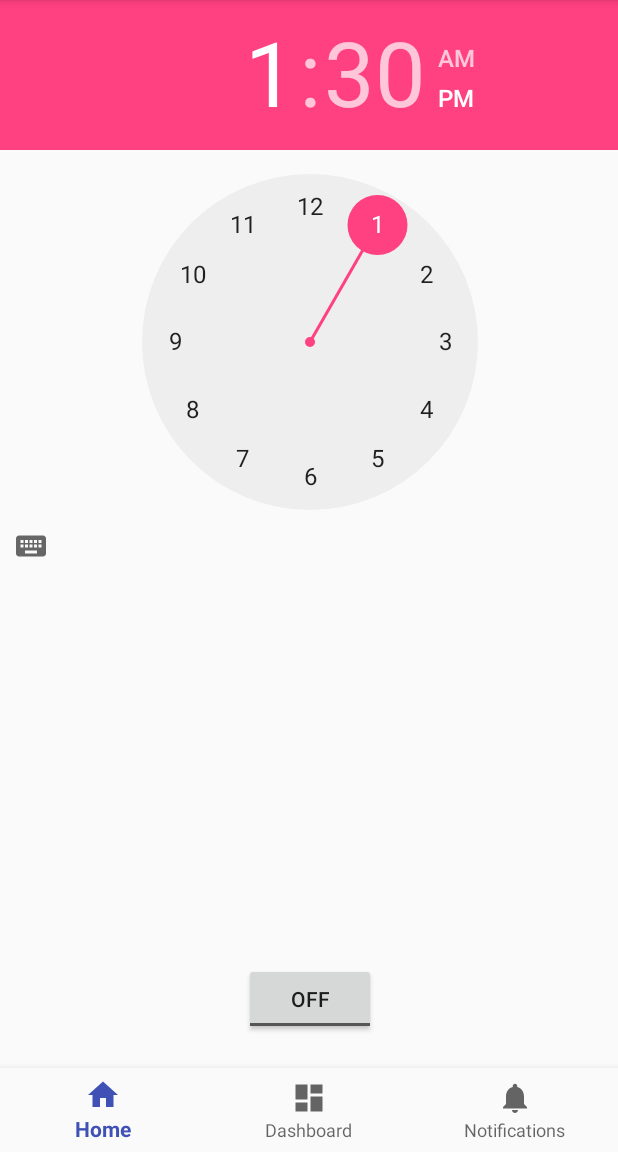
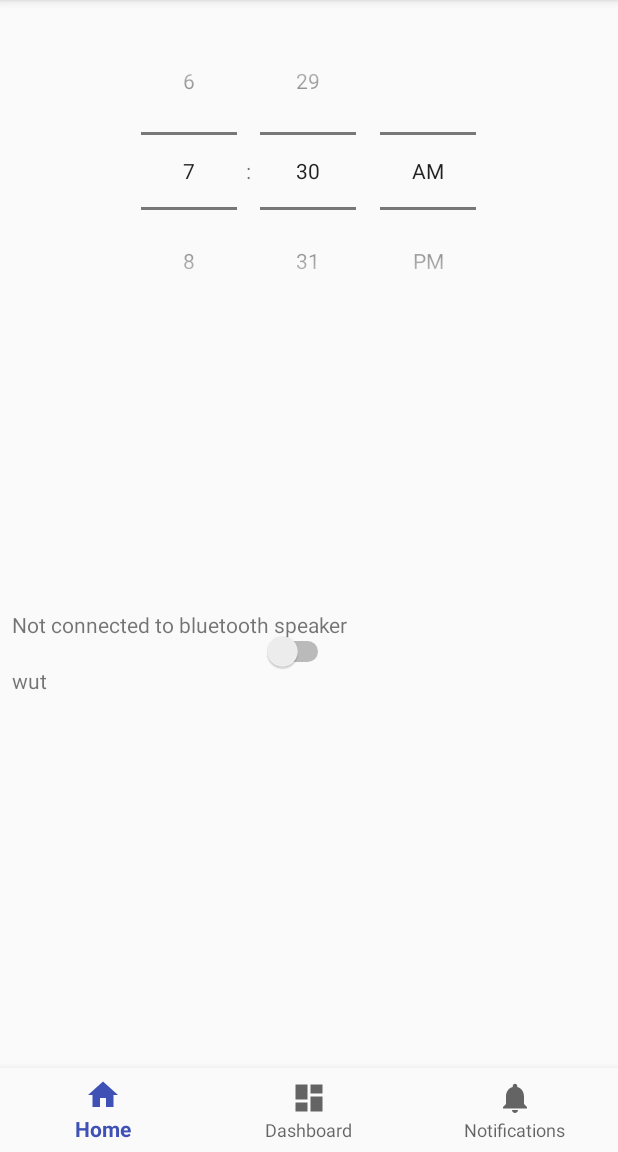
Before and after one commit to bjornwilliam/MrWakup, an Android app: the screen it shows after launch (MainActivity), on a phone screen of 412 x 824 dp, the part 84-1236 px from its top. Run offline under Robolectric (Android 15) with nearby library versions, the phone set to English and light mode, and no system bars.

Commit message:
just experimenting with layouts / updating text views

```diff
--- a/app/src/main/java/wakeup/mrwakeup/AlarmFragment.java
+++ b/app/src/main/java/wakeup/mrwakeup/AlarmFragment.java
@@ -16,6 +16,8 @@ import android.support.v4.content.LocalBroadcastManager;
 import android.view.LayoutInflater;
 import android.view.View;
 import android.view.ViewGroup;
+import android.widget.Switch;
+import android.widget.TextView;
 import android.widget.TimePicker;
 import android.widget.ToggleButton;
 
@@ -120,7 +122,7 @@ public class AlarmFragment extends Fragment implements View.OnClickListener{
                     mediaPlayer = MediaPlayer.create(getContext(), R.raw.divi);
                     mediaPlayer.start();
                 }
-            },300, TimeUnit.SECONDS);
+            }, delay.getTimeInMillis(), TimeUnit.MILLISECONDS);
                   //  delay.getTimeInMillis(),TimeUnit.MILLISECONDS);
 
 
@@ -132,15 +134,23 @@ public class AlarmFragment extends Fragment implements View.OnClickListener{
                              Bundle savedInstanceState) {
         // Inflate the layout for this fragment
         View view = inflater.inflate(R.layout.fragment_alarm, container, false);
-        ToggleButton alarmToggle = (ToggleButton) view.findViewById(R.id.toggleButton);
+        Switch alarmToggle = (Switch) view.findViewById(R.id.switchAlarm);
         alarmToggle.setOnClickListener(this);
         alarmTimePicker = (TimePicker) view.findViewById(R.id.timePicker);
+        alarmTimePicker.setHour(7);
+        alarmTimePicker.setMinute(30);
+
+        TextView nrOfConnectedLights = view.findViewById(R.id.textViewNrOfLightsConn);
+        nrOfConnectedLights.setText("Nr of connected lights: 0");
+
+        TextView connectedToSpeaker = view.findViewById(R.id.textViewConnBtSpeaker);
+        nrOfConnectedLights.setText("Not connected to bluetooth speaker");
         return view;
     }
 
     @Override
     public void onClick(View v) {
-        if ((((ToggleButton) v).isChecked())) {
+        if ((((Switch) v).isChecked())) {
         //do what you want to do when button is clicked
         Log.d("MyActivity", "Alarm On");
         Calendar calendar = Calendar.getInstance();
--- a/app/src/main/java/wakeup/mrwakeup/AlarmReceiver.java
+++ b/app/src/main/java/wakeup/mrwakeup/AlarmReceiver.java
@@ -18,19 +18,6 @@ import android.support.v4.content.LocalBroadcastManager;
 public class AlarmReceiver extends BroadcastReceiver {
     @Override
     public void onReceive(final Context context, Intent intent) {
-        //this will update the UI with message
-/*        AlarmFragment inst = AlarmFragment.instance();
-
-
-        //this will sound the alarm tone
-        //this will sound the alarm once, if you wish to
-        //raise alarm in loop continuously then use MediaPlayer and setLooping(true)
-        Uri alarmUri = RingtoneManager.getDefaultUri(RingtoneManager.TYPE_RINGTONE);
-        if (alarmUri == null) {
-            alarmUri = RingtoneManager.getDefaultUri(RingtoneManager.TYPE_NOTIFICATION);
-        }
-        Ringtone ringtone = RingtoneManager.getRingtone(context, alarmUri);
-        ringtone.play();*/
 
         Intent turnOnLightIntent = new Intent();
         turnOnLightIntent.setAction("LIGHT_ON");
--- a/app/src/main/java/wakeup/mrwakeup/LightFragment.java
+++ b/app/src/main/java/wakeup/mrwakeup/LightFragment.java
@@ -53,6 +53,7 @@ public class LightFragment extends Fragment implements IConnectedKickDeviceChang
 
     private KickCommunicationAPI lightCommunication;
 
+    public
 
     private ArrayList<KickDevice> connectedDeviceList;
     private DeviceManager mDeviceManager;
--- a/app/src/main/java/wakeup/mrwakeup/MainActivity.java
+++ b/app/src/main/java/wakeup/mrwakeup/MainActivity.java
@@ -77,10 +77,6 @@ public class MainActivity extends AppCompatActivity implements AlarmFragment.OnF
         mDeviceManager = new DeviceManager();
         lightFragment = new LightFragment();
         lightFragment.setDeviceManager(mDeviceManager);
-
-
-
-
 
         if (Build.VERSION.SDK_INT >= Build.VERSION_CODES.M) {
             // Android M Permission check
--- a/app/src/main/res/layout/activity_main.xml
+++ b/app/src/main/res/layout/activity_main.xml
@@ -10,15 +10,14 @@
     <fragment
         android:id="@+id/fragment"
         android:name="wakeup.mrwakeup.AlarmFragment"
-        android:layout_width="444dp"
-        android:layout_height="0dp"
+        android:layout_width="match_parent"
+        android:layout_height="match_parent"
         app:layout_constraintBottom_toBottomOf="parent"
         app:layout_constraintEnd_toEndOf="parent"
         app:layout_constraintHorizontal_bias="0.5"
         app:layout_constraintStart_toStartOf="parent"
         app:layout_constraintTop_toTopOf="parent"
         app:layout_constraintVertical_bias="0.0" />
-
 
     <android.support.design.widget.BottomNavigationView
         android:id="@+id/navigation"
@@ -30,4 +29,6 @@
         app:layout_constraintRight_toRightOf="parent"
         app:menu="@menu/navigation" />
 
+
+
 </android.support.constraint.ConstraintLayout>
--- a/app/src/main/res/layout/fragment_alarm.xml
+++ b/app/src/main/res/layout/fragment_alarm.xml
@@ -1,25 +1,80 @@
-<RelativeLayout xmlns:android="http://schemas.android.com/apk/res/android"
+<android.support.constraint.ConstraintLayout xmlns:android="http://schemas.android.com/apk/res/android"
+    xmlns:app="http://schemas.android.com/apk/res-auto"
     xmlns:tools="http://schemas.android.com/tools"
     android:layout_width="match_parent"
     android:layout_height="match_parent"
-    tools:context="wakeup.mrwakeup.AlarmFragment">
+    tools:context="wakeup.mrwakeup.AlarmFragment"
+    tools:layout_editor_absoluteY="81dp">
 
     <!-- TODO: Update blank fragment layout -->
 
-    <TimePicker
-        android:id="@+id/timePicker"
-        android:layout_width="wrap_content"
-        android:layout_height="match_parent"
-        android:layout_alignParentStart="true"
-        android:layout_alignParentTop="true" />
 
-    <ToggleButton
-        android:id="@+id/toggleButton"
-        android:layout_width="wrap_content"
-        android:layout_height="wrap_content"
-        android:layout_alignParentBottom="true"
-        android:layout_centerHorizontal="true"
-        android:layout_marginBottom="78dp"
-        android:text="ToggleButton" />
+    <LinearLayout
+        android:id="@+id/linearLayout"
+        android:layout_width="0dp"
+        android:layout_height="0dp"
+        android:layout_marginBottom="45dp"
+        android:layout_marginTop="8dp"
+        android:orientation="vertical"
+        app:layout_constraintBottom_toTopOf="@+id/linearLayout3"
+        app:layout_constraintEnd_toEndOf="parent"
+        app:layout_constraintStart_toStartOf="parent"
+        app:layout_constraintTop_toTopOf="parent">
 
-</RelativeLayout>
+        <TimePicker
+            android:id="@+id/timePicker"
+            android:layout_gravity="center"
+            android:layout_width="match_parent"
+            android:layout_height="wrap_content"
+            android:timePickerMode="spinner" />
+    </LinearLayout>
+
+    <LinearLayout
+        android:id="@+id/linearLayout2"
+        android:layout_width="387dp"
+        android:layout_height="36dp"
+        android:layout_marginBottom="252dp"
+        android:layout_marginEnd="8dp"
+        android:layout_marginStart="5dp"
+        android:orientation="vertical"
+        app:layout_constraintBottom_toBottomOf="parent"
+        app:layout_constraintEnd_toEndOf="parent"
+        app:layout_constraintHorizontal_bias="0.0"
+        app:layout_constraintStart_toStartOf="parent"
+        app:layout_constraintTop_toBottomOf="@+id/linearLayout">
+
+        <Switch
+            android:id="@+id/switchAlarm"
+            android:layout_width="wrap_content"
+            android:layout_height="wrap_content"
+            android:layout_gravity="center"
+            android:gravity="center" />
+    </LinearLayout>
+
+    <LinearLayout
+        android:id="@+id/linearLayout3"
+        android:layout_width="0dp"
+        android:layout_height="0dp"
+        android:layout_marginBottom="8dp"
+        android:layout_marginEnd="8dp"
+        android:layout_marginStart="8dp"
+        android:orientation="vertical"
+        app:layout_constraintBottom_toBottomOf="parent"
+        app:layout_constraintEnd_toEndOf="parent"
+        app:layout_constraintStart_toStartOf="parent"
+        app:layout_constraintTop_toBottomOf="@+id/linearLayout">
+
+        <TextView
+            android:id="@+id/textViewNrOfLightsConn"
+            android:layout_width="match_parent"
+            android:layout_height="37dp"
+            android:text="TextView" />
+
+        <TextView
+            android:id="@+id/textViewConnBtSpeaker"
+            android:layout_width="match_parent"
+            android:layout_height="35dp"
+            android:text="wut" />
+    </LinearLayout>
+
+</android.support.constraint.ConstraintLayout>
```
